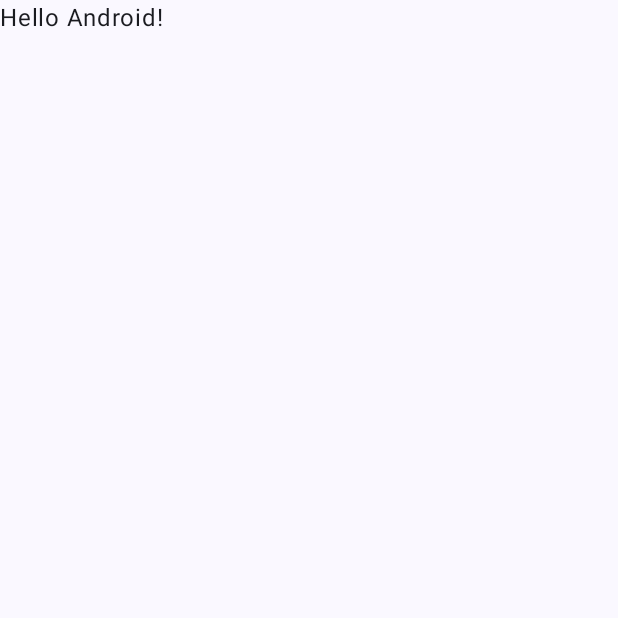
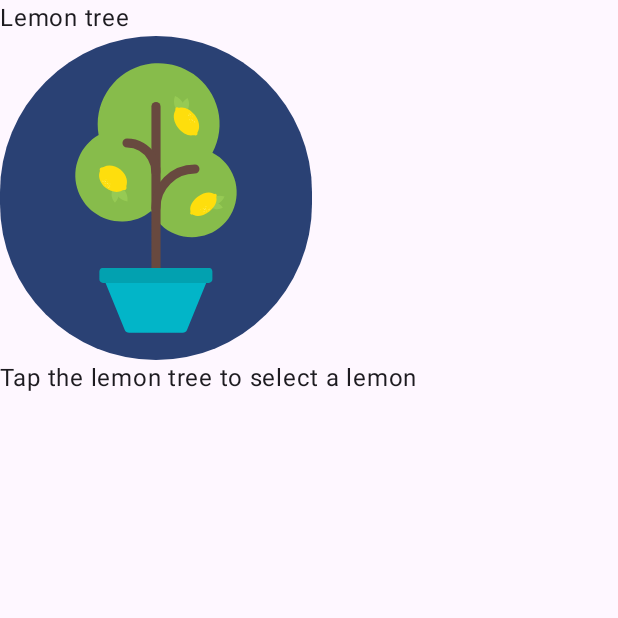
Before and after one commit to Darrell-Bailey/Lemonade, an Android app built with Jetpack Compose: the screen it shows after launch (MainActivity), on a phone screen of 412 x 824 dp, the top half of it. Before the commit the part shown is almost empty. Run offline under Robolectric (Android 15) with nearby library versions, the phone set to English and light mode, and no system bars.

Commit message:
Constructed UI infrastructure and added onclick button logic.

```diff
--- a/app/src/main/java/com/example/lemonade/MainActivity.kt
+++ b/app/src/main/java/com/example/lemonade/MainActivity.kt
@@ -4,12 +4,27 @@ import android.os.Bundle
 import androidx.activity.ComponentActivity
 import androidx.activity.compose.setContent
 import androidx.activity.enableEdgeToEdge
+import androidx.compose.foundation.Image
+import androidx.compose.foundation.layout.Column
+import androidx.compose.foundation.layout.Spacer
 import androidx.compose.foundation.layout.fillMaxSize
 import androidx.compose.foundation.layout.padding
+import androidx.compose.foundation.layout.wrapContentSize
+import androidx.compose.material3.Button
+import androidx.compose.material3.MaterialTheme
 import androidx.compose.material3.Scaffold
+import androidx.compose.material3.Surface
 import androidx.compose.material3.Text
 import androidx.compose.runtime.Composable
+import androidx.compose.runtime.getValue
+import androidx.compose.runtime.mutableIntStateOf
+import androidx.compose.runtime.mutableStateOf
+import androidx.compose.runtime.remember
+import androidx.compose.runtime.setValue
+import androidx.compose.ui.Alignment
 import androidx.compose.ui.Modifier
+import androidx.compose.ui.res.painterResource
+import androidx.compose.ui.res.stringResource
 import androidx.compose.ui.tooling.preview.Preview
 import com.example.lemonade.ui.theme.LemonadeTheme
 
@@ -18,30 +33,80 @@ class MainActivity : ComponentActivity() {
         super.onCreate(savedInstanceState)
         enableEdgeToEdge()
         setContent {
-            LemonadeTheme {
-                Scaffold(modifier = Modifier.fillMaxSize()) { innerPadding ->
-                    Greeting(
-                        name = "Android",
-                        modifier = Modifier.padding(innerPadding)
-                    )
+            Surface (
+                modifier = Modifier.fillMaxSize(),
+                color = MaterialTheme.colorScheme.background
+            ) {
+                LemonadeTheme {
+                    MakeLemonade()
                 }
             }
         }
     }
 }
 
+@Preview(showBackground = true)
 @Composable
-fun Greeting(name: String, modifier: Modifier = Modifier) {
-    Text(
-        text = "Hello $name!",
-        modifier = modifier
+fun LemonadeApp() {
+    MakeLemonade(modifier = Modifier
+        .fillMaxSize()
+        .wrapContentSize(Alignment.Center)
     )
 }
 
-@Preview(showBackground = true)
 @Composable
-fun GreetingPreview() {
-    LemonadeTheme {
-        Greeting("Android")
+fun MakeLemonade(modifier: Modifier = Modifier) {
+    var neededTaps by remember { mutableIntStateOf(1) }
+    var numberOfTaps by remember { mutableIntStateOf( 0) }
+    var step by remember { mutableIntStateOf( 1) }
+    val imageResource = when(step) {
+        1 -> R.drawable.lemon_tree
+        2 -> R.drawable.lemon_squeeze
+        3 -> R.drawable.lemon_drink
+        else -> R.drawable.lemon_restart
+    }
+
+    val textLabelResource = when(step){
+        1 -> R.string.lemon_tree
+        2 -> R.string.lemon
+        3 -> R.string.lemonade
+        else -> R.string.empty_glass
+    }
+
+    val textActionResource = when(step){
+        1 -> R.string.lemon_tree_action
+        2 -> R.string.lemon_tap_action
+        3 -> R.string.lemonade_tap_action
+        else -> R.string.empty_glass_action
+    }
+
+    Column {
+        Text(
+            text = stringResource(textLabelResource),
+            modifier = modifier
+        )
+        Column {
+            Button(onClick = {
+                if((neededTaps <= numberOfTaps) && (step <= 3)){
+                    neededTaps = (2..4).random()
+                    numberOfTaps = 0
+                    step++
+                }else{
+                    neededTaps = (2..4).random()
+                    numberOfTaps = 0
+                    step = 1
+                }
+                numberOfTaps++
+            }) {
+                Image(
+                    painter = painterResource(imageResource),
+                    contentDescription = null
+                )
+            }
+            Text(
+                text = stringResource(textActionResource),
+                modifier = modifier
+            )
+        }
     }
 }
```
